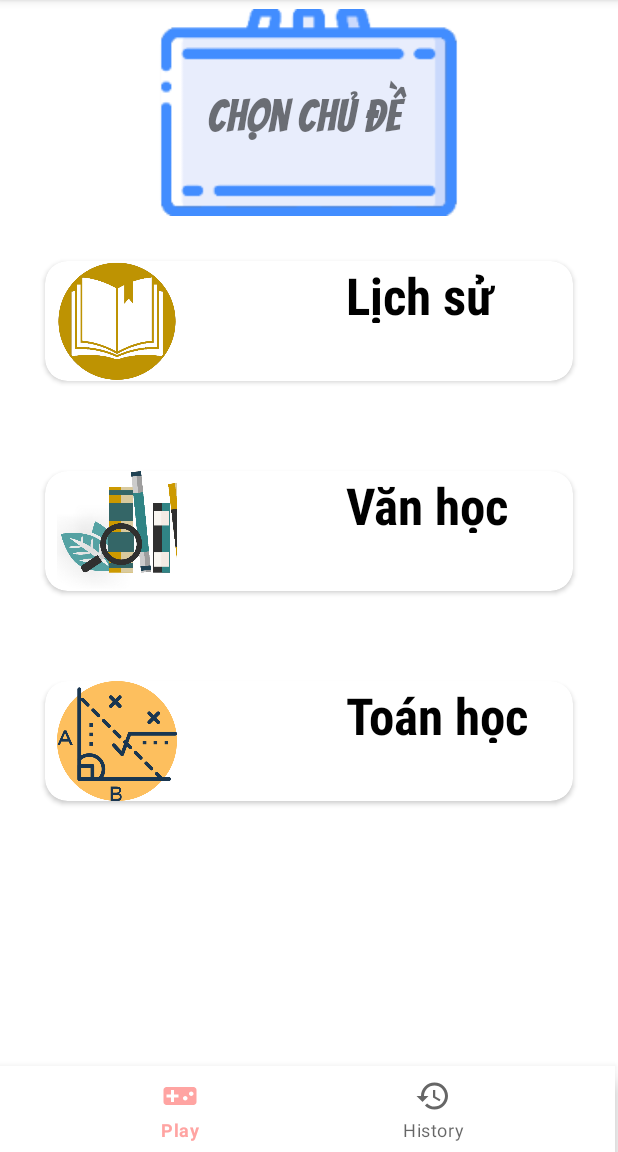
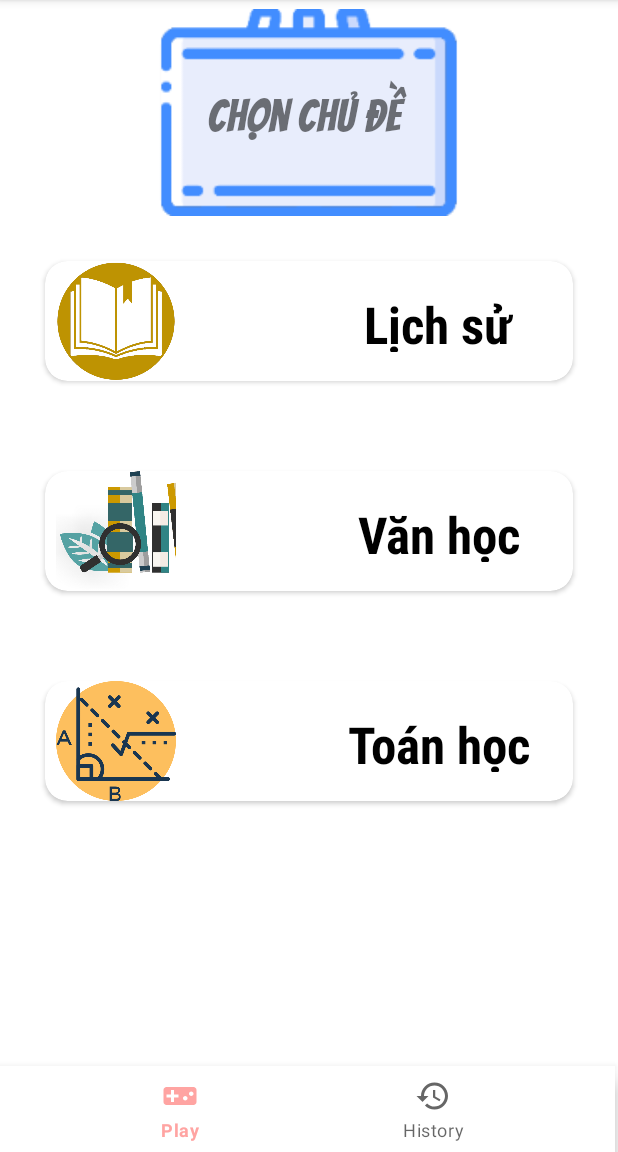
Before and after one commit to renadayne/quiz_app, an Android app: the screen it shows after launch (QuizMenu), on a phone screen of 412 x 824 dp, the part 84-1236 px from its top. Run offline under Robolectric (Android 15) with nearby library versions, the phone set to English and light mode, and no system bars; our stand-ins replace navigation-ui; Roboto replaces fonts that are not available here.

Commit message:
constraint cardview

```diff
--- a/app/src/main/res/layout/activity_quiz_menu.xml
+++ b/app/src/main/res/layout/activity_quiz_menu.xml
@@ -6,6 +6,7 @@
     android:layout_height="match_parent"
     android:id="@+id/container"
     tools:context=".QuizMenu">
+
 
     <androidx.fragment.app.FragmentContainerView
         android:id="@+id/nav_host_fragment"
--- a/app/src/main/res/layout/list_item.xml
+++ b/app/src/main/res/layout/list_item.xml
@@ -36,15 +36,18 @@
             android:id="@+id/tvHeading"
             android:layout_width="147dp"
             android:layout_height="41dp"
-            android:layout_marginEnd="4dp"
+            android:layout_marginEnd="16dp"
             android:fontFamily="sans-serif-condensed"
+
+            android:gravity="center"
             android:text="Lịch Sử"
             android:textColor="@color/black"
             android:textSize="34sp"
             android:textStyle="bold"
+            app:layout_constraintBottom_toBottomOf="parent"
             app:layout_constraintEnd_toEndOf="parent"
-            tools:ignore="MissingConstraints"
-            tools:layout_editor_absoluteY="20dp" />
+            app:layout_constraintTop_toTopOf="parent"
+            tools:ignore="MissingConstraints" />
 
     </androidx.constraintlayout.widget.ConstraintLayout>
 
```
